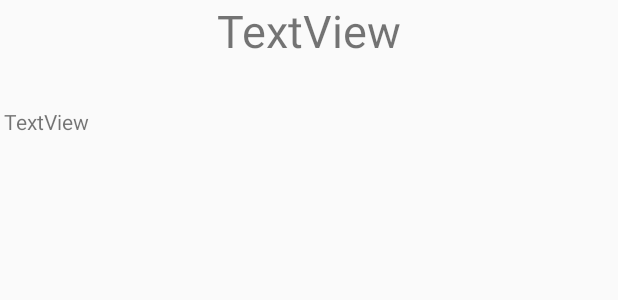
After one commit to cdj9837/cookMe, an Android app: the layout activity_recipe_info.xml on its own in the app's theme, with its tools: preview values and no code run, on a phone screen of 412 x 824 dp. The commit adds this screen. Shown: the top 300 px of the screen. Run offline under Robolectric (Android 15) with nearby library versions, the phone set to English and light mode, and no system bars.

Commit message:
Fixed Recipe list and missingIng. Added Individual recipe activity and associated files. updated manifest.

```diff
--- a/app/src/main/AndroidManifest.xml
+++ b/app/src/main/AndroidManifest.xml
@@ -28,6 +28,7 @@
         <activity android:name=".Add_Ingredients"></activity>
         <activity android:name=".Add_Recipe_Direction"></activity>
         <activity android:name=".Recipe_Main"></activity>
+        <activity android:name=".RecipeInfoActivity"></activity>
 
     </application>
 
--- /dev/null
+++ b/app/src/main/res/layout/activity_recipe_info.xml
@@ -0,0 +1,44 @@
+<?xml version="1.0" encoding="utf-8"?>
+<androidx.constraintlayout.widget.ConstraintLayout xmlns:android="http://schemas.android.com/apk/res/android"
+    xmlns:app="http://schemas.android.com/apk/res-auto"
+    xmlns:tools="http://schemas.android.com/tools"
+    android:layout_width="match_parent"
+    android:layout_height="match_parent"
+    tools:context=".RecipeInfoActivity">
+
+    <TextView
+        android:id="@+id/recipeInfoNameTV"
+        android:layout_width="wrap_content"
+        android:layout_height="wrap_content"
+        android:text="TextView"
+        android:textSize="30sp"
+        app:layout_constraintEnd_toEndOf="parent"
+        app:layout_constraintStart_toStartOf="parent"
+        app:layout_constraintTop_toTopOf="parent" />
+
+    <TextView
+        android:id="@+id/recipeInfoDirectionsTV"
+        android:layout_width="419dp"
+        android:layout_height="272dp"
+        android:paddingLeft="5dp"
+        android:scrollbars="vertical"
+        android:text="TextView"
+        android:textSize="14sp"
+        app:layout_constraintBottom_toTopOf="@id/ingredientLV"
+        app:layout_constraintEnd_toEndOf="parent"
+        app:layout_constraintStart_toStartOf="parent"
+        app:layout_constraintTop_toBottomOf="@+id/recipeInfoNameTV" />
+
+    <ListView
+        android:id="@+id/ingredientLV"
+        android:layout_width="0dp"
+        android:layout_height="418dp"
+        android:layout_marginStart="1dp"
+        android:layout_marginEnd="1dp"
+        android:layout_marginBottom="1dp"
+        app:layout_constraintBottom_toBottomOf="parent"
+        app:layout_constraintEnd_toEndOf="parent"
+        app:layout_constraintStart_toStartOf="parent"
+        app:layout_constraintTop_toBottomOf="@+id/recipeInfoDirectionsTV"
+        app:layout_constraintVertical_bias="1.0" />
+</androidx.constraintlayout.widget.ConstraintLayout>
```
Also changed, not shown: app/src/main/java/com/example/cookme/Listview_Adapter.java (+11 -10 lines), app/src/main/java/com/example/cookme/MissingIngredientFromRecipe.java (added, +62 -0 lines), app/src/main/java/com/example/cookme/RecipeInfoActivity.java (added, +34 -0 lines), app/src/main/java/com/example/cookme/Recipe_Main.java (+130 -1 lines).
